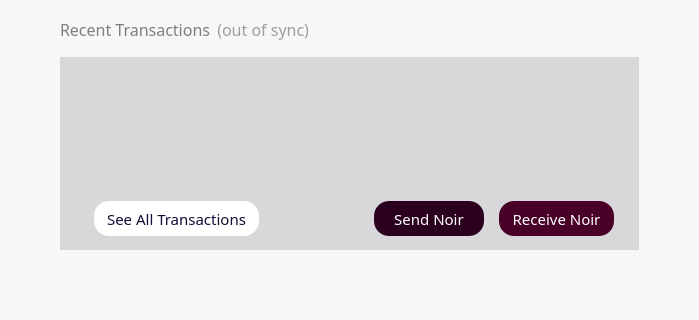
This is src/qt/forms/overviewpage.ui in noirofficial/noir as Qt 5 draws it before an edit; both pictures show x 0 to 699 and y 292 to 612 of the 699 by 612 pixel window. The edited form follows.
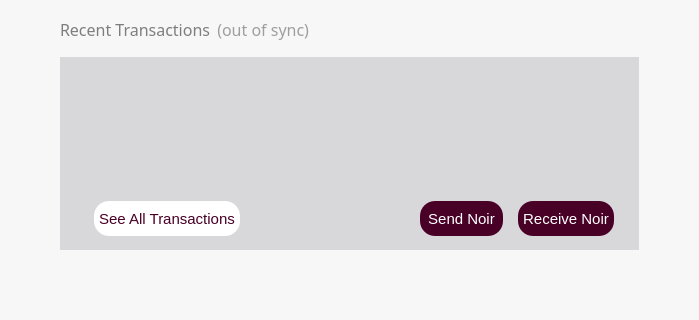
This is the edited form. Icons and pictures are not drawn.

Patch:
```diff
--- a/src/qt/forms/overviewpage.ui
+++ b/src/qt/forms/overviewpage.ui
@@ -121,6 +121,15 @@
        </color>
       </brush>
      </colorrole>
+     <colorrole role="PlaceholderText">
+      <brush brushstyle="NoBrush">
+       <color alpha="128">
+        <red>0</red>
+        <green>0</green>
+        <blue>0</blue>
+       </color>
+      </brush>
+     </colorrole>
     </active>
     <inactive>
      <colorrole role="WindowText">
@@ -213,6 +222,15 @@
        </color>
       </brush>
      </colorrole>
+     <colorrole role="PlaceholderText">
+      <brush brushstyle="NoBrush">
+       <color alpha="128">
+        <red>0</red>
+        <green>0</green>
+        <blue>0</blue>
+       </color>
+      </brush>
+     </colorrole>
     </inactive>
     <disabled>
      <colorrole role="WindowText">
@@ -305,6 +323,15 @@
        </color>
       </brush>
      </colorrole>
+     <colorrole role="PlaceholderText">
+      <brush brushstyle="NoBrush">
+       <color alpha="128">
+        <red>0</red>
+        <green>0</green>
+        <blue>0</blue>
+       </color>
+      </brush>
+     </colorrole>
     </disabled>
    </palette>
   </property>
@@ -1857,27 +1884,38 @@
                      </property>
                      <property name="minimumSize">
                       <size>
-                       <width>165</width>
+                       <width>0</width>
                        <height>0</height>
                       </size>
                      </property>
                      <property name="font">
                       <font>
-                       <family>NoirRegular</family>
+                       <family>Ubuntu</family>
                        <pointsize>11</pointsize>
                        <weight>50</weight>
                        <bold>false</bold>
                       </font>
                      </property>
                      <property name="styleSheet">
-                      <string notr="true">color: rgb(15, 15, 54);
+                      <string notr="true">QPushButton {
+background-color: white;
+color: #480027;
 border-radius:15px;
 height:35px;
-width:10px;
-border-color:gray;
 border-width:0px;
-background-color:white;
-border-style:solid;</string>
+padding-left: 5px;
+padding-right: 5px;
+}
+
+QPushButton:hover {
+background-color: rgb(243, 243, 243);
+color: #480027;
+border-radius:15px;
+height:35px;
+border-width:0px;
+padding-left: 5px;
+padding-right: 5px;
+}</string>
                      </property>
                      <property name="text">
                       <string>See All Transactions</string>
@@ -1927,13 +1965,13 @@
                     </property>
                     <property name="minimumSize">
                      <size>
-                      <width>110</width>
+                      <width>0</width>
                       <height>0</height>
                      </size>
                     </property>
                     <property name="font">
                      <font>
-                      <family>NoirRegular</family>
+                      <family>Ubuntu</family>
                       <pointsize>11</pointsize>
                       <weight>50</weight>
                       <bold>false</bold>
@@ -1943,12 +1981,25 @@
                      <bool>false</bool>
                     </property>
                     <property name="styleSheet">
-                     <string notr="true">background-color: #2b001e;
+                     <string notr="true">QPushButton {
+background-color: #480027;
 color: white;
 border-radius:15px;
 height:35px;
-width:50px;
-border-width:0px;</string>
+border-width:0px;
+padding-left: 5px;
+padding-right: 5px;
+}
+
+QPushButton:hover {
+background-color: #2b001e;
+color: white;
+border-radius:15px;
+height:35px;
+border-width:0px;
+padding-left: 5px;
+padding-right: 5px;
+}</string>
                     </property>
                     <property name="text">
                      <string>Send Noir</string>
@@ -1965,25 +2016,38 @@
                     </property>
                     <property name="minimumSize">
                      <size>
-                      <width>115</width>
+                      <width>0</width>
                       <height>0</height>
                      </size>
                     </property>
                     <property name="font">
                      <font>
-                      <family>NoirRegular</family>
+                      <family>Ubuntu</family>
                       <pointsize>11</pointsize>
                       <weight>50</weight>
                       <bold>false</bold>
                      </font>
                     </property>
                     <property name="styleSheet">
-                     <string notr="true">background-color: #480027;
+                     <string notr="true">QPushButton {
+background-color: #480027;
 color: white;
 border-radius:15px;
 height:35px;
-width:60px;
-border-width:0px;</string>
+border-width:0px;
+padding-left: 5px;
+padding-right: 5px;
+}
+
+QPushButton:hover {
+background-color: #2b001e;
+color: white;
+border-radius:15px;
+height:35px;
+border-width:0px;
+padding-left: 5px;
+padding-right: 5px;
+}</string>
                     </property>
                     <property name="text">
                      <string>Receive Noir</string>
```
Left out of the diff: 27 changed lines with no effect on the pictures.
